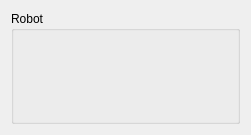
This is Robot_v1/robot.ui in wayneliu0512/Robot_v1 as Qt 5 draws it before an edit. The edited form follows.
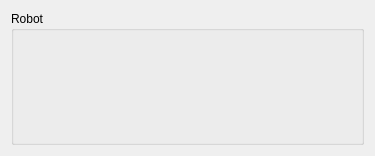
This is the edited form. Icons and pictures are not drawn. Custom widgets are drawn as their Qt base class.

Patch:
```diff
--- a/Robot_v1/robot.ui
+++ b/Robot_v1/robot.ui
@@ -6,10 +6,22 @@
    <rect>
     <x>0</x>
     <y>0</y>
-    <width>251</width>
-    <height>135</height>
+    <width>375</width>
+    <height>156</height>
    </rect>
   </property>
+  <property name="minimumSize">
+   <size>
+    <width>287</width>
+    <height>156</height>
+   </size>
+  </property>
+  <property name="maximumSize">
+   <size>
+    <width>16777215</width>
+    <height>16777215</height>
+   </size>
+  </property>
   <property name="windowTitle">
    <string>Form</string>
   </property>
@@ -26,8 +38,8 @@
          <widget class="Light" name="label_light">
           <property name="maximumSize">
            <size>
-            <width>50</width>
-            <height>50</height>
+            <width>16777215</width>
+            <height>16777215</height>
            </size>
           </property>
           <property name="text">
```
Left out of the diff: 2 changed lines with no effect on the pictures.
